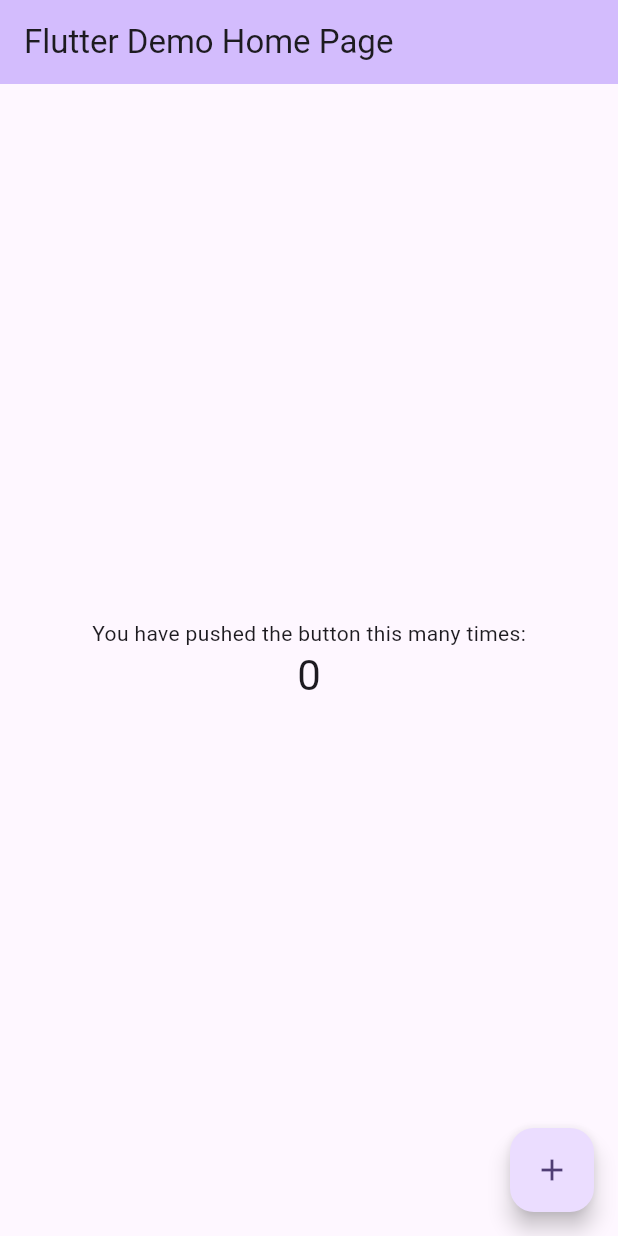
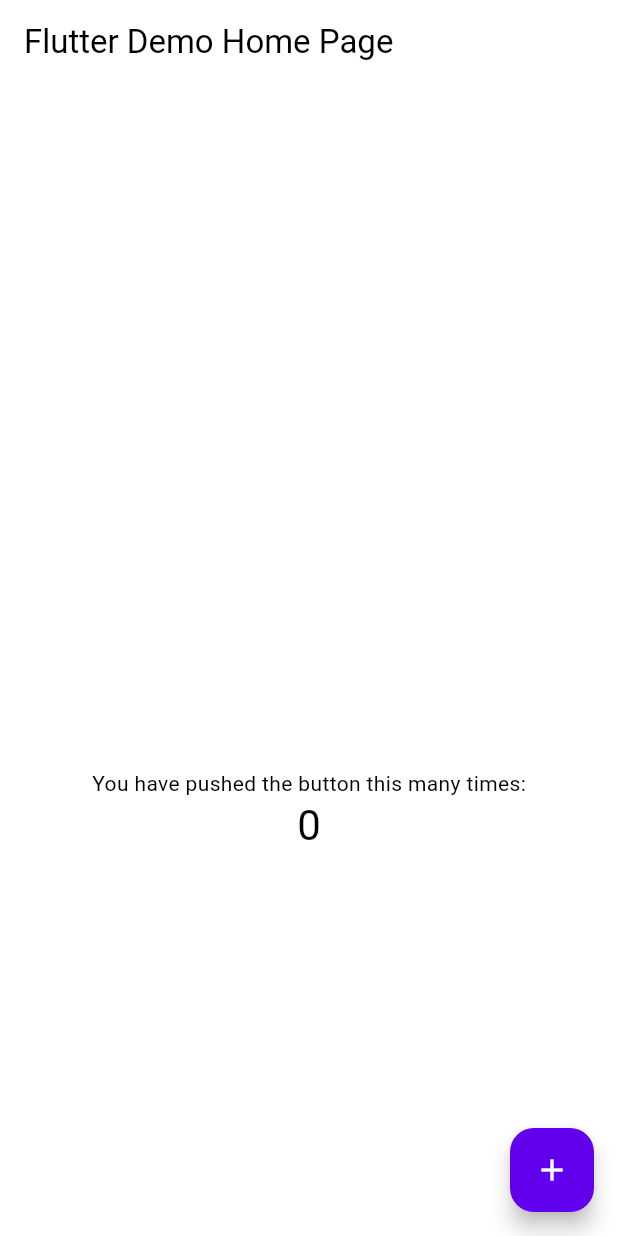
Before and after one commit to FrancoTerranovaJob/text-edditer, a Flutter app: the screen it shows after launch, on a phone screen of 412 x 824 dp. Run offline on Flutter 3.47's test engine with Material 3 defaults, Android fonts, the phone set to English and light mode, and no system bars.

```diff
--- /dev/null
+++ b/lib/application/theme/app_theme.dart
@@ -0,0 +1,35 @@
+import 'package:flutter/material.dart';
+
+class AppTheme {
+  static ThemeData lightTheme(BuildContext context) {
+    return ThemeData(
+      useMaterial3: true,
+      colorScheme: _lightColorScheme(context),
+      textTheme: _textTheme(context),
+    );
+  }
+
+  static ThemeData darkTheme(BuildContext context) {
+    return ThemeData(
+      useMaterial3: true,
+      colorScheme: _darkColorScheme(context),
+      textTheme: _textTheme(context),
+    );
+  }
+
+  static ColorScheme _lightColorScheme(BuildContext context) {
+    return const ColorScheme.light().copyWith(
+      primary: Colors.white,
+    );
+  }
+
+  static ColorScheme _darkColorScheme(BuildContext context) {
+    return const ColorScheme.dark().copyWith(
+      primary: Colors.black,
+    );
+  }
+
+  static TextTheme _textTheme(BuildContext context) {
+    return TextTheme();
+  }
+}
--- /dev/null
+++ b/lib/core/implementations/text_edditer_core/text_edditer_core.dart
@@ -0,0 +1,11 @@
+import 'package:flutter/cupertino.dart';
+
+class TextEdditerCore extends TextEditingController {
+
+
+  @override
+  TextSpan buildTextSpan(
+      {required BuildContext context, TextStyle? style, required bool withComposing}) {
+    return TextSpan();
+  }
+}
--- a/lib/main.dart
+++ b/lib/main.dart
@@ -1,4 +1,5 @@
 import 'package:flutter/material.dart';
+import 'package:text_edditer/application/theme/app_theme.dart';
 
 void main() {
   runApp(const MyApp());
@@ -12,25 +13,10 @@ class MyApp extends StatelessWidget {
   Widget build(BuildContext context) {
     return MaterialApp(
       title: 'Flutter Demo',
-      theme: ThemeData(
-        // This is the theme of your application.
-        //
-        // TRY THIS: Try running your application with "flutter run". You'll see
-        // the application has a purple toolbar. Then, without quitting the app,
-        // try changing the seedColor in the colorScheme below to Colors.green
-        // and then invoke "hot reload" (save your changes or press the "hot
-        // reload" button in a Flutter-supported IDE, or press "r" if you used
-        // the command line to start the app).
-        //
-        // Notice that the counter didn't reset back to zero; the application
-        // state is not lost during the reload. To reset the state, use hot
-        // restart instead.
-        //
-        // This works for code too, not just values: Most code changes can be
-        // tested with just a hot reload.
-        colorScheme: ColorScheme.fromSeed(seedColor: Colors.deepPurple),
-        useMaterial3: true,
-      ),
+      debugShowCheckedModeBanner: false,
+      themeMode: ThemeMode.system,
+      theme: AppTheme.lightTheme(context),
+      darkTheme: AppTheme.darkTheme(context),
       home: const MyHomePage(title: 'Flutter Demo Home Page'),
     );
   }
@@ -105,6 +91,11 @@ class _MyHomePageState extends State<MyHomePage> {
           // wireframe for each widget.
           mainAxisAlignment: MainAxisAlignment.center,
           children: <Widget>[
+            Container(
+              height: 200,
+              width: 200,
+              color: Theme.of(context).colorScheme.primary,
+            ),
             const Text(
               'You have pushed the button this many times:',
             ),
```
